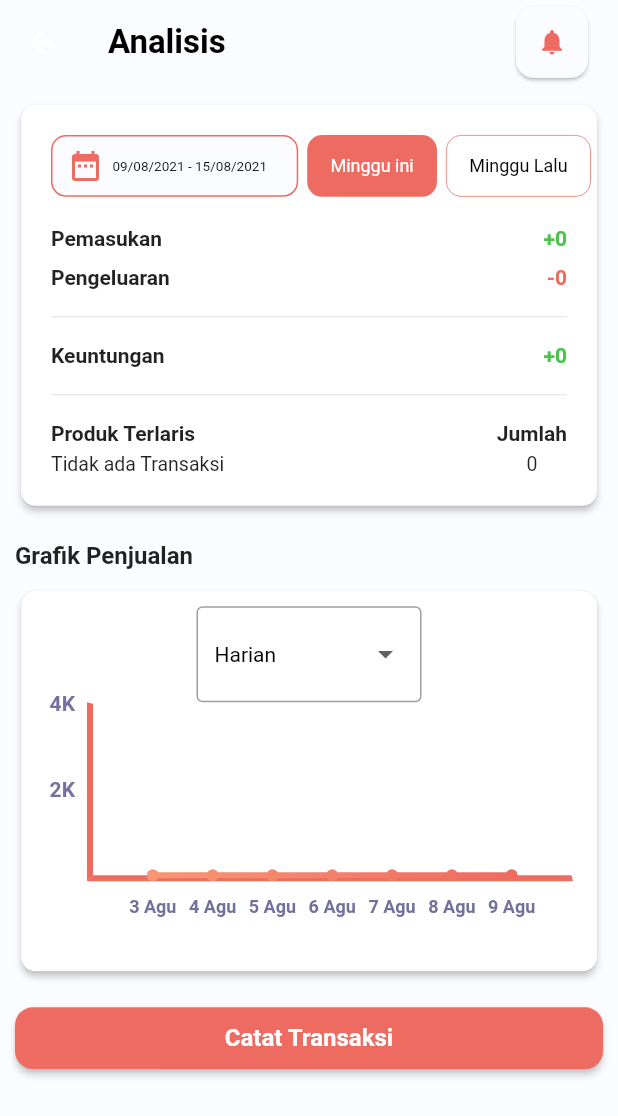
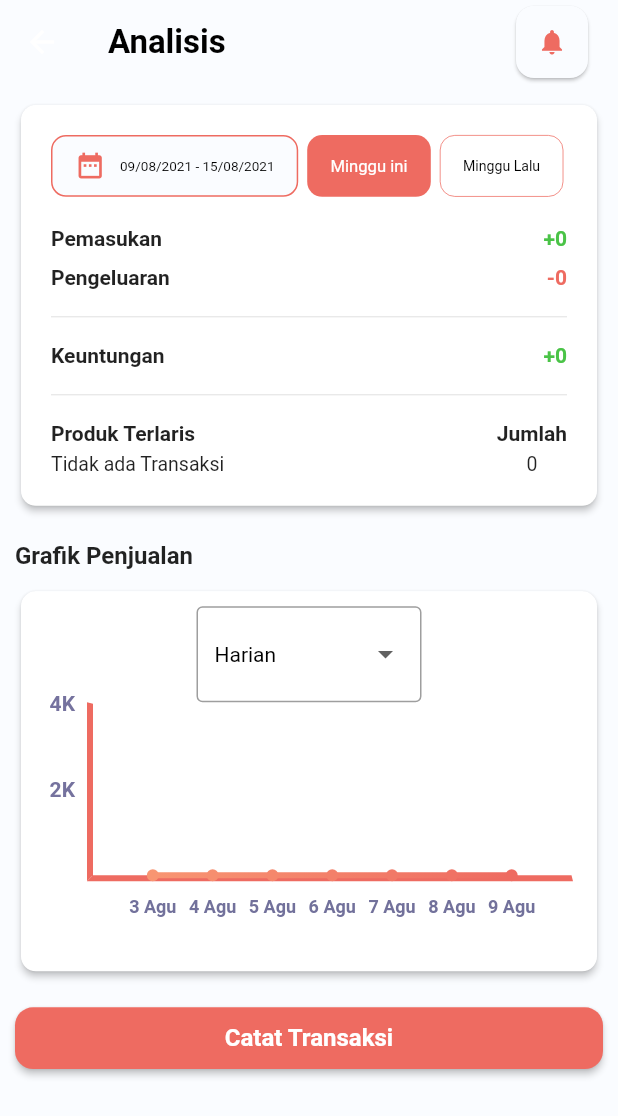
Before and after one commit to lamkhil/widuri, a Flutter app: the Analisis screen opened directly, on a phone screen of 412 x 824 dp. Shown: the top 1116 px of the screen. Run offline on Flutter 3.47's test engine with Material 2 defaults, Android fonts, the phone set to English and light mode, and no system bars; drawn by our look-alikes of fl_chart; our stand-ins replace cloud_firestore, firebase_auth, firebase_core, firebase_storage, flutter_spinkit, get and 4 more; missing offline and left inert: excel, translator, universal_html; accounts and stored records are empty; Roboto replaces fonts that are missing (RobotoMono).

Commit message:
responsive

```diff
--- a/lib/views/Widget/category_widget.dart
+++ b/lib/views/Widget/category_widget.dart
@@ -24,10 +24,11 @@ class CategoryWidget extends StatelessWidget {
                 width: 0.5)),
         padding: EdgeInsets.fromLTRB(15, 5, 15, 5),
         child: Center(
+            child: FittedBox(
           child: Text(
             name,
-              style: TextStyle(
-                  fontSize: 12, color: isActive ? Colors.white : Colors.black),
+            style: TextStyle(color: isActive ? Colors.white : Colors.black),
+          ),
         )),
       ),
     );
--- a/lib/views/Widget/profil_Image.dart
+++ b/lib/views/Widget/profil_Image.dart
@@ -4,7 +4,6 @@ import 'package:widuri/colors.dart';
 import 'package:widuri/controller/c_user.dart';
 import 'package:widuri/gambar.dart';
 import 'package:flutter/foundation.dart' show kIsWeb;
-import 'package:cached_network_image/cached_network_image.dart';
 
 Widget profilImage() {
   if (kIsWeb) {
--- a/lib/views/analisis.dart
+++ b/lib/views/analisis.dart
@@ -105,6 +105,7 @@ class _AnalisisState extends State<Analisis> {
                               return Container(
                                 height: h * 0.05,
                                 width: w * 0.4,
+                                constraints: BoxConstraints(maxWidth: 250),
                                 alignment: Alignment.center,
                                 padding: EdgeInsets.only(left: 10, right: 10),
                                 decoration: BoxDecoration(
@@ -140,18 +141,26 @@ class _AnalisisState extends State<Analisis> {
                                     }
                                   },
                                   child: Row(
+                                    mainAxisAlignment:
+                                        MainAxisAlignment.spaceAround,
                                     children: [
-                                      Icon(
+                                      Container(
+                                        width: w * 0.05,
+                                        constraints:
+                                            BoxConstraints(maxWidth: h * 0.04),
+                                        child: FittedBox(
+                                          child: Icon(
                                             Icons.date_range,
                                             color: isActive
                                                 ? backgroundColor
                                                 : primaryColor,
                                           ),
-                                      SizedBox(
-                                        width: 6,
                                         ),
-                                      SizedBox(
+                                      ),
+                                      Container(
                                         width: w * 0.25,
+                                        constraints:
+                                            BoxConstraints(maxWidth: 150),
                                         child: FittedBox(
                                           child: Text(
                                             label,
@@ -178,7 +187,9 @@ class _AnalisisState extends State<Analisis> {
                                     clipBehavior: Clip.none,
                                     scrollDirection: Axis.horizontal,
                                     itemBuilder: (context, i) => Obx(
-                                          () => CategoryWidget(
+                                          () => Container(
+                                            width: w * 0.2,
+                                            child: CategoryWidget(
                                               name: '${items[i]}',
                                               isActive: transaksiController
                                                       .activeCategory.value ==
@@ -219,6 +230,7 @@ class _AnalisisState extends State<Analisis> {
                                                     break;
                                                 }
                                               },
+                                            ),
                                           ),
                                         ),
                                     separatorBuilder: (context, i) => SizedBox(
```
Also changed, not shown: lib/views/Widget/card_barang.dart (+7 -5 lines), lib/views/home.dart (+14 -7 lines), lib/views/navbar.dart (+6 -2 lines). Lines whose indentation alone changed are shown as unchanged.
